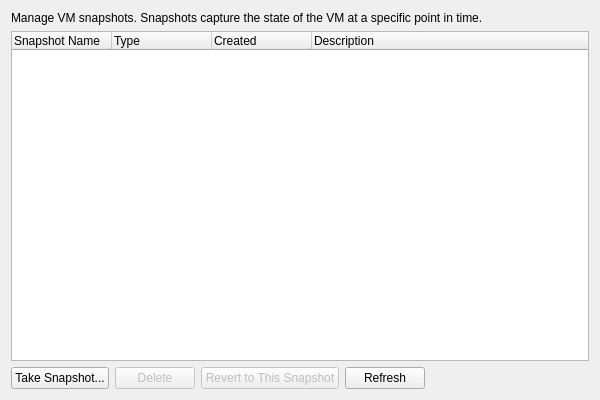
This is src/xenadmin-ui/tabpages/snapshotstabpage.ui in benapetr/XenAdminQt as Qt 5 draws it before an edit. The edited form follows.
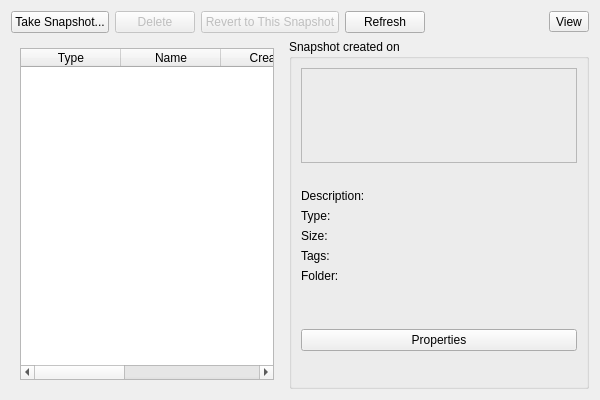
This is the edited form. The open tabs and pages were chosen to show the change. Custom widgets are drawn as their Qt base class.

Commit message:
refactor of snapshot page
ported over all those neat views that C# had, so it looks identical

Patch:
```diff
--- a/src/xenadmin-ui/tabpages/snapshotstabpage.ui
+++ b/src/xenadmin-ui/tabpages/snapshotstabpage.ui
@@ -11,49 +11,6 @@
    </rect>
   </property>
   <layout class="QVBoxLayout" name="verticalLayout">
-   <item>
-    <widget class="QLabel" name="infoLabel">
-     <property name="text">
-      <string>Manage VM snapshots. Snapshots capture the state of the VM at a specific point in time.</string>
-     </property>
-     <property name="wordWrap">
-      <bool>true</bool>
-     </property>
-    </widget>
-   </item>
-   <item>
-    <widget class="QTreeWidget" name="snapshotTree">
-     <property name="alternatingRowColors">
-      <bool>true</bool>
-     </property>
-     <property name="selectionMode">
-      <enum>QAbstractItemView::SingleSelection</enum>
-     </property>
-     <property name="sortingEnabled">
-      <bool>false</bool>
-     </property>
-     <column>
-      <property name="text">
-       <string>Snapshot Name</string>
-      </property>
-     </column>
-     <column>
-      <property name="text">
-       <string>Type</string>
-      </property>
-     </column>
-     <column>
-      <property name="text">
-       <string>Created</string>
-      </property>
-     </column>
-     <column>
-      <property name="text">
-       <string>Description</string>
-      </property>
-     </column>
-    </widget>
-   </item>
    <item>
     <layout class="QHBoxLayout" name="buttonLayout">
      <item>
@@ -103,10 +60,280 @@
        </property>
       </spacer>
      </item>
+     <item>
+      <widget class="QToolButton" name="viewButton">
+       <property name="text">
+        <string>View</string>
+       </property>
+       <property name="popupMode">
+        <enum>QToolButton::ToolButtonPopupMode::InstantPopup</enum>
+       </property>
+      </widget>
+     </item>
+    </layout>
+   </item>
+   <item>
+    <layout class="QHBoxLayout" name="contentLayout">
+     <item>
+      <widget class="QStackedWidget" name="viewStack">
+       <property name="currentIndex">
+        <number>0</number>
+       </property>
+       <widget class="QWidget" name="treePage">
+        <layout class="QVBoxLayout" name="treeLayout">
+         <item>
+          <widget class="SnapshotTreeView" name="snapshotTree"/>
+         </item>
+        </layout>
+       </widget>
+       <widget class="QWidget" name="listPage">
+        <layout class="QVBoxLayout" name="listLayout">
+         <item>
+          <widget class="QTableWidget" name="snapshotTable">
+           <property name="alternatingRowColors">
+            <bool>true</bool>
+           </property>
+           <property name="selectionMode">
+            <enum>QAbstractItemView::SelectionMode::SingleSelection</enum>
+           </property>
+           <property name="selectionBehavior">
+            <enum>QAbstractItemView::SelectionBehavior::SelectRows</enum>
+           </property>
+           <property name="rowCount">
+            <number>0</number>
+           </property>
+           <property name="columnCount">
+            <number>5</number>
+           </property>
+           <column>
+            <property name="text">
+             <string>Type</string>
+            </property>
+           </column>
+           <column>
+            <property name="text">
+             <string>Name</string>
+            </property>
+           </column>
+           <column>
+            <property name="text">
+             <string>Created</string>
+            </property>
+           </column>
+           <column>
+            <property name="text">
+             <string>Size</string>
+            </property>
+           </column>
+           <column>
+            <property name="text">
+             <string>Tags</string>
+            </property>
+           </column>
+          </widget>
+         </item>
+        </layout>
+       </widget>
+      </widget>
+     </item>
+     <item>
+      <widget class="QGroupBox" name="detailsGroupBox">
+       <property name="minimumSize">
+        <size>
+         <width>300</width>
+         <height>0</height>
+        </size>
+       </property>
+       <property name="title">
+        <string>Snapshot created on</string>
+       </property>
+       <layout class="QVBoxLayout" name="detailsLayout">
+        <item>
+         <widget class="QFrame" name="screenshotFrame">
+          <property name="frameShape">
+           <enum>QFrame::Shape::StyledPanel</enum>
+          </property>
+          <layout class="QVBoxLayout" name="screenshotLayout">
+           <item>
+            <widget class="QLabel" name="screenshotLabel">
+             <property name="minimumSize">
+              <size>
+               <width>100</width>
+               <height>75</height>
+              </size>
+             </property>
+             <property name="text">
+              <string/>
+             </property>
+             <property name="alignment">
+              <set>Qt::AlignmentFlag::AlignCenter</set>
+             </property>
+            </widget>
+           </item>
+          </layout>
+         </widget>
+        </item>
+        <item>
+         <widget class="QLabel" name="snapshotNameLabel">
+          <property name="text">
+           <string/>
+          </property>
+          <property name="wordWrap">
+           <bool>true</bool>
+          </property>
+         </widget>
+        </item>
+        <item>
+         <layout class="QGridLayout" name="detailsGrid">
+          <item row="0" column="0">
+           <widget class="QLabel" name="descriptionTitleLabel">
+            <property name="text">
+             <string>Description:</string>
+            </property>
+           </widget>
+          </item>
+          <item row="0" column="1">
+           <widget class="QLabel" name="descriptionValueLabel">
+            <property name="text">
+             <string/>
+            </property>
+            <property name="wordWrap">
+             <bool>true</bool>
+            </property>
+           </widget>
+          </item>
+          <item row="1" column="0">
+           <widget class="QLabel" name="modeTitleLabel">
+            <property name="text">
+             <string>Type:</string>
+            </property>
+           </widget>
+          </item>
+          <item row="1" column="1">
+           <widget class="QLabel" name="modeValueLabel">
+            <property name="text">
+             <string/>
+            </property>
+           </widget>
+          </item>
+          <item row="2" column="0">
+           <widget class="QLabel" name="sizeTitleLabel">
+            <property name="text">
+             <string>Size:</string>
+            </property>
+           </widget>
+          </item>
+          <item row="2" column="1">
+           <widget class="QLabel" name="sizeValueLabel">
+            <property name="text">
+             <string/>
+            </property>
+           </widget>
+          </item>
+          <item row="3" column="0">
+           <widget class="QLabel" name="tagsTitleLabel">
+            <property name="text">
+             <string>Tags:</string>
+            </property>
+           </widget>
+          </item>
+          <item row="3" column="1">
+           <widget class="QLabel" name="tagsValueLabel">
+            <property name="text">
+             <string/>
+            </property>
+            <property name="wordWrap">
+             <bool>true</bool>
+            </property>
+           </widget>
+          </item>
+          <item row="4" column="0">
+           <widget class="QLabel" name="folderTitleLabel">
+            <property name="text">
+             <string>Folder:</string>
+            </property>
+           </widget>
+          </item>
+          <item row="4" column="1">
+           <widget class="QLabel" name="folderValueLabel">
+            <property name="text">
+             <string/>
+            </property>
+            <property name="wordWrap">
+             <bool>true</bool>
+            </property>
+           </widget>
+          </item>
+          <item row="5" column="0">
+           <widget class="QLabel" name="customFieldTitleLabel1">
+            <property name="text">
+             <string/>
+            </property>
+           </widget>
+          </item>
+          <item row="5" column="1">
+           <widget class="QLabel" name="customFieldValueLabel1">
+            <property name="text">
+             <string/>
+            </property>
+            <property name="wordWrap">
+             <bool>true</bool>
+            </property>
+           </widget>
+          </item>
+          <item row="6" column="0">
+           <widget class="QLabel" name="customFieldTitleLabel2">
+            <property name="text">
+             <string/>
+            </property>
+           </widget>
+          </item>
+          <item row="6" column="1">
+           <widget class="QLabel" name="customFieldValueLabel2">
+            <property name="text">
+             <string/>
+            </property>
+            <property name="wordWrap">
+             <bool>true</bool>
+            </property>
+           </widget>
+          </item>
+         </layout>
+        </item>
+        <item>
+         <widget class="QPushButton" name="propertiesButton">
+          <property name="text">
+           <string>Properties</string>
+          </property>
+         </widget>
+        </item>
+        <item>
+         <spacer name="verticalSpacer">
+          <property name="orientation">
+           <enum>Qt::Orientation::Vertical</enum>
+          </property>
+          <property name="sizeHint" stdset="0">
+           <size>
+            <width>20</width>
+            <height>40</height>
+           </size>
+          </property>
+         </spacer>
+        </item>
+       </layout>
+      </widget>
+     </item>
     </layout>
    </item>
   </layout>
  </widget>
+ <customwidgets>
+  <customwidget>
+   <class>SnapshotTreeView</class>
+   <extends>QListWidget</extends>
+   <header>controls/snapshottreeview.h</header>
+  </customwidget>
+ </customwidgets>
  <resources/>
  <connections/>
 </ui>
```
Left out of the diff: 14 changed lines with no effect on the pictures. The commit also changes 27 other files.
